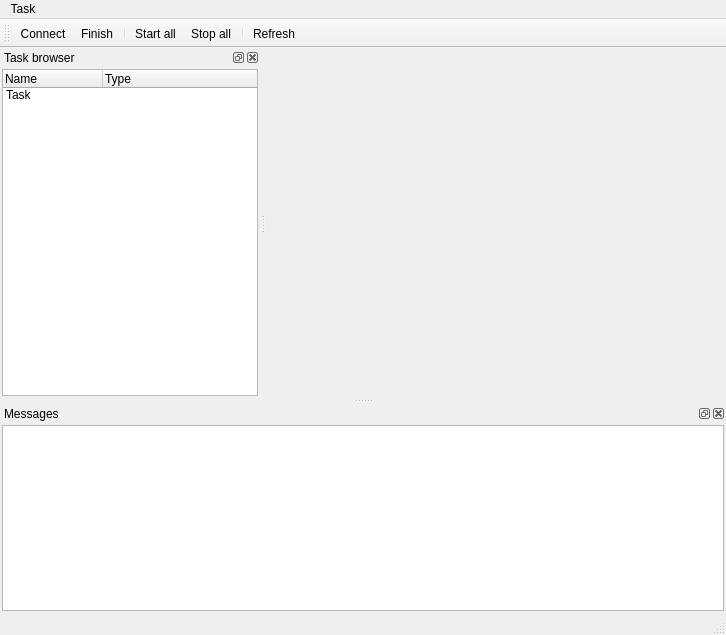
maciek-slon/DisCODe, file src/GUI/MainWindow.ui: the form before one commit.
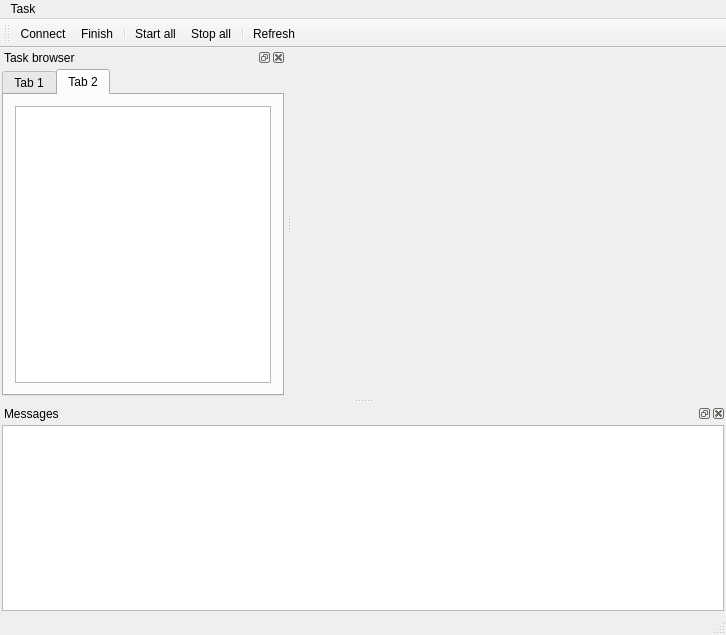
The form after the commit. Icons and pictures are not drawn.

Commit message: New component list in GUI

```diff
--- a/src/GUI/MainWindow.ui
+++ b/src/GUI/MainWindow.ui
@@ -108,6 +108,16 @@
       <number>2</number>
      </property>
      <item>
+      <widget class="QTabWidget" name="tabWidget">
+       <property name="currentIndex">
+        <number>1</number>
+       </property>
+       <widget class="QWidget" name="tab">
+        <attribute name="title">
+         <string>Tab 1</string>
+        </attribute>
+        <layout class="QVBoxLayout" name="verticalLayout_5">
+         <item>
       <widget class="QTreeWidget" name="treeWidget">
        <property name="alternatingRowColors">
         <bool>false</bool>
@@ -171,6 +181,20 @@
          </item>
         </item>
        </item>
+          </widget>
+         </item>
+        </layout>
+       </widget>
+       <widget class="QWidget" name="tab_2">
+        <attribute name="title">
+         <string>Tab 2</string>
+        </attribute>
+        <layout class="QVBoxLayout" name="verticalLayout_4">
+         <item>
+          <widget class="QListWidget" name="listComponents"/>
+         </item>
+        </layout>
+       </widget>
       </widget>
      </item>
     </layout>
```
Left out of the diff: 2 changed lines with no effect on the pictures. Lines whose indentation alone changed are shown as unchanged. The commit also changes 6 other files.
